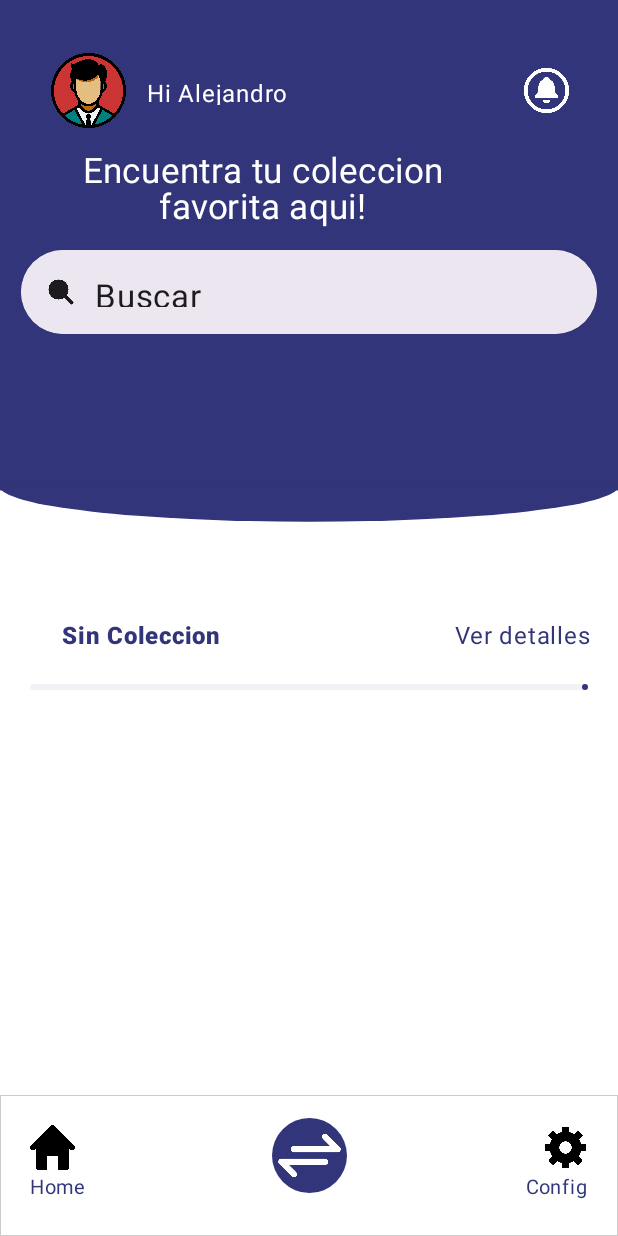
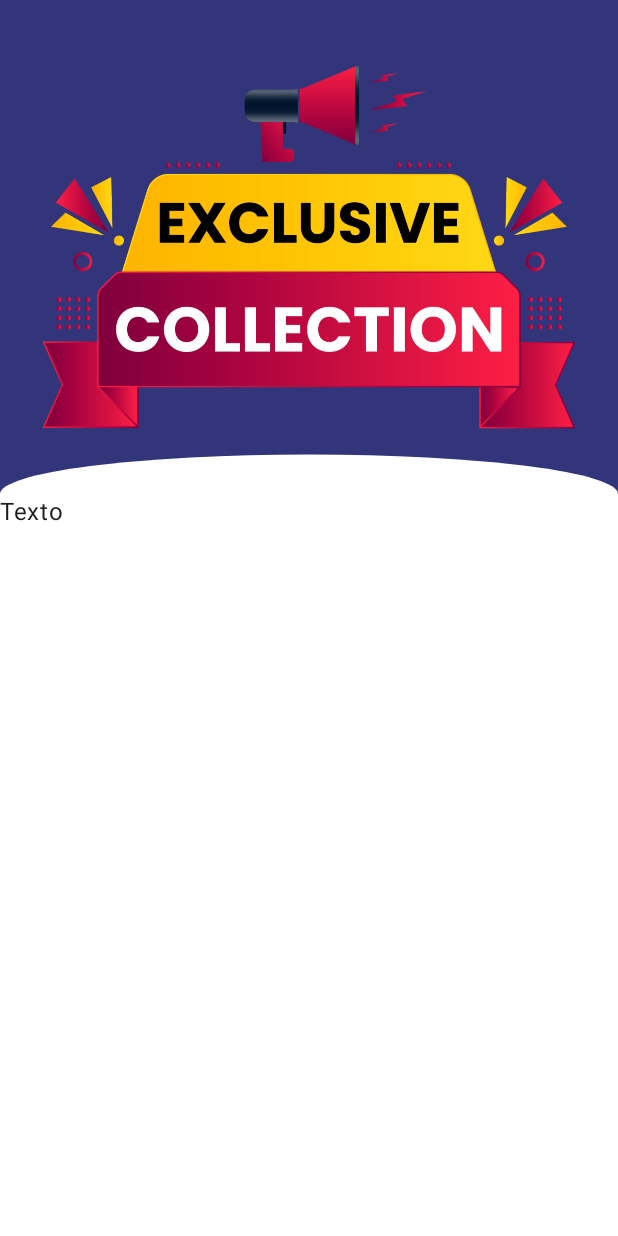
Before and after one commit to alejandroitslp/ExampleUI, an Android app built with Jetpack Compose: the HomeScreen screen opened through its navigation route, after a tap on "Ver detalles", on a phone screen of 412 x 824 dp. Run offline under Robolectric (Android 15) with nearby library versions, the phone set to English and light mode, and no system bars; our stand-ins replace Dagger/Hilt's generated code, Room's generated code; libraries missing offline, so code that uses them is left out: net.engawapg.lib; pictures from the network do not load; 1 other tap on this screen came first.

Commit message:
Implemented Another screen still empty

```diff
--- a/app/build.gradle.kts
+++ b/app/build.gradle.kts
@@ -74,7 +74,8 @@ dependencies {
     implementation("io.coil-kt:coil-compose:2.0.0-rc01")
 
     //Navigation
-    implementation("androidx.navigation:navigation-compose:2.7.7")
+    implementation("androidx.navigation:navigation-compose:2.9.0")
+    implementation("org.jetbrains.kotlinx:kotlinx-serialization-json:1.7.3")
 
     //Room
     val room_version = "2.7.1"
--- a/app/src/main/java/com/peraz/exampleui/Routes.kt
+++ b/app/src/main/java/com/peraz/exampleui/Routes.kt
@@ -3,4 +3,5 @@ package com.peraz.exampleui
 object Routes {
     const val Welcome = "Welcome"
     const val  Home = "Home"
+    const val Details = "Details"
 }
--- a/app/src/main/java/com/peraz/exampleui/presentation/MainActivity.kt
+++ b/app/src/main/java/com/peraz/exampleui/presentation/MainActivity.kt
@@ -12,19 +12,24 @@ import androidx.navigation.compose.NavHost
 import androidx.navigation.compose.composable
 import androidx.navigation.compose.rememberNavController
 import com.peraz.exampleui.Routes
+import com.peraz.exampleui.presentation.ui.details.DetailsScreen
 import com.peraz.exampleui.presentation.ui.home.HomeScreen
 import com.peraz.exampleui.presentation.ui.theme.ExampleUITheme
 import com.peraz.exampleui.presentation.ui.welcome.WelcomeScreen
 import dagger.hilt.android.AndroidEntryPoint
+import kotlinx.serialization.Serializable
 
 @AndroidEntryPoint
 class MainActivity : ComponentActivity() {
+
     override fun onCreate(savedInstanceState: Bundle?) {
         super.onCreate(savedInstanceState)
         enableEdgeToEdge()
         setContent {
+
             ExampleUITheme {
                 Surface {
+
                     val navController = rememberNavController()
 
                     NavHost(
@@ -38,7 +43,13 @@ class MainActivity : ComponentActivity() {
                             })
                         }
                         composable(Routes.Home){
-                            HomeScreen()
+                            HomeScreen(navigateDetails = {
+                                route->
+                                navController.navigate(route)
+                            })
+                        }
+                        composable(Routes.Details){
+                            DetailsScreen()
                         }
                     }
                 }
--- a/app/src/main/java/com/peraz/exampleui/presentation/ui/details/DetailsScreen.kt
+++ b/app/src/main/java/com/peraz/exampleui/presentation/ui/details/DetailsScreen.kt
@@ -1,10 +1,52 @@
 package com.peraz.exampleui.presentation.ui.details
 
+import androidx.compose.foundation.background
+import androidx.compose.foundation.layout.Arrangement
+import androidx.compose.foundation.layout.Column
+import androidx.compose.foundation.layout.fillMaxHeight
+import androidx.compose.foundation.layout.fillMaxSize
+import androidx.compose.foundation.layout.fillMaxWidth
+import androidx.compose.material3.Text
 import androidx.compose.runtime.Composable
+import androidx.compose.ui.Alignment
+import androidx.compose.ui.Modifier
+import androidx.compose.ui.draw.drawBehind
+import androidx.compose.ui.draw.paint
+import androidx.compose.ui.geometry.Offset
+import androidx.compose.ui.geometry.Size
+import androidx.compose.ui.graphics.Color
+import androidx.compose.ui.layout.ContentScale
+import androidx.compose.ui.res.painterResource
+import com.peraz.exampleui.R
+import com.peraz.exampleui.presentation.ui.theme.dark_blue
 
 @Composable
 fun DetailsScreen(
-
 )
 {
+    Column(horizontalAlignment = Alignment.CenterHorizontally,
+        verticalArrangement = Arrangement.Center,
+        modifier=Modifier.fillMaxSize())
+    {
+        Column(modifier=Modifier.fillMaxWidth().background(color = dark_blue).paint(painter = painterResource(R.drawable.exclusecollection),contentScale= ContentScale.Crop) .drawBehind{
+            val width =size.width
+            val height =size.height*.16f
+
+            drawArc(
+                color = Color.White,
+                startAngle = 180f,    // Start from the right (3 o'clock)
+                sweepAngle = 180f,  // Sweep 180 degrees clockwise to the left (9 o'clock)
+                useCenter = false,  // Don't connect to the center for a clean arc
+                topLeft = Offset(0f,height*5.75f), // Position the top of the bounding box
+//                topLeft = Offset(0f,height*5.3f), // Position the top of the bounding box
+                // so the top half is visible
+                size = Size(width, height) // Full width, twice the height
+            )
+        }.weight(.4f)) {
+
+        }
+        Column(modifier = Modifier.weight(.6f).background(color = Color.White).fillMaxSize()) {
+            Text("Texto")
+        }
+    }
 }
--- a/app/src/main/java/com/peraz/exampleui/presentation/ui/details/DetailsScreenViewModel.kt
+++ b/app/src/main/java/com/peraz/exampleui/presentation/ui/details/DetailsScreenViewModel.kt
@@ -1,11 +1,12 @@
 package com.peraz.exampleui.presentation.ui.details
 
+import androidx.lifecycle.ViewModel
 import dagger.hilt.android.lifecycle.HiltViewModel
 import jakarta.inject.Inject
 
 @HiltViewModel
 class DetailsScreenViewModel @Inject constructor(
 
-){
+): ViewModel(){
 
 }
--- a/app/src/main/java/com/peraz/exampleui/presentation/ui/home/HomeScreen.kt
+++ b/app/src/main/java/com/peraz/exampleui/presentation/ui/home/HomeScreen.kt
@@ -52,6 +52,7 @@ import androidx.compose.ui.unit.dp
 import androidx.compose.ui.unit.sp
 import androidx.hilt.navigation.compose.hiltViewModel
 import coil.compose.AsyncImage
+import com.peraz.exampleui.Routes
 import com.peraz.exampleui.presentation.ui.theme.dark_blue
 import com.peraz.exampleui.presentation.ui.home.components.BottomBar
 import com.peraz.exampleui.presentation.ui.home.components.CardItems
@@ -70,6 +71,7 @@ import net.engawapg.lib.zoomable.zoomable
 @Composable
 fun HomeScreen(
     viewModel: HomeScreenViewModel = hiltViewModel(),
+    navigateDetails: (String) -> Unit,
 ) {
     var idFromCard = remember { 0 }
     val collections = remember { viewModel.collections }
@@ -296,7 +298,7 @@ fun HomeScreen(
                                 .weight(1f)
                                 .padding(end = 18.dp)
                                 .clickable {
-
+                                    navigateDetails(Routes.Details)
                                 }) {
                             Text(text = "Ver detalles", color = dark_blue)
                         }
--- a/app/src/main/java/com/peraz/exampleui/presentation/ui/welcome/WelcomeScreen.kt
+++ b/app/src/main/java/com/peraz/exampleui/presentation/ui/welcome/WelcomeScreen.kt
@@ -88,5 +88,4 @@ fun WelcomeScreen(
 @Preview
 @Composable
 fun HomeScreenPreview(){
-    HomeScreen()
 }
--- a/gradle/libs.versions.toml
+++ b/gradle/libs.versions.toml
@@ -1,5 +1,5 @@
 [versions]
-agp = "8.10.0"
+agp = "8.10.1"
 kotlin = "2.0.21"
 coreKtx = "1.16.0"
 junit = "4.13.2"
```
Also changed, not shown: app/src/main/res/drawable/exclusecollection.png (added).
